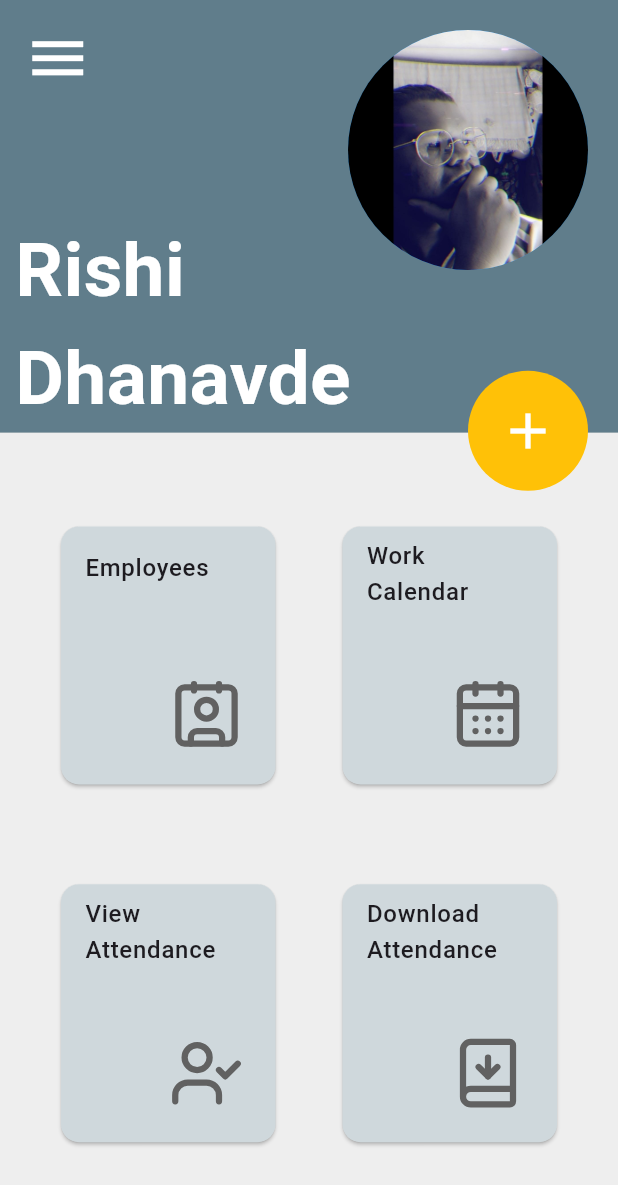
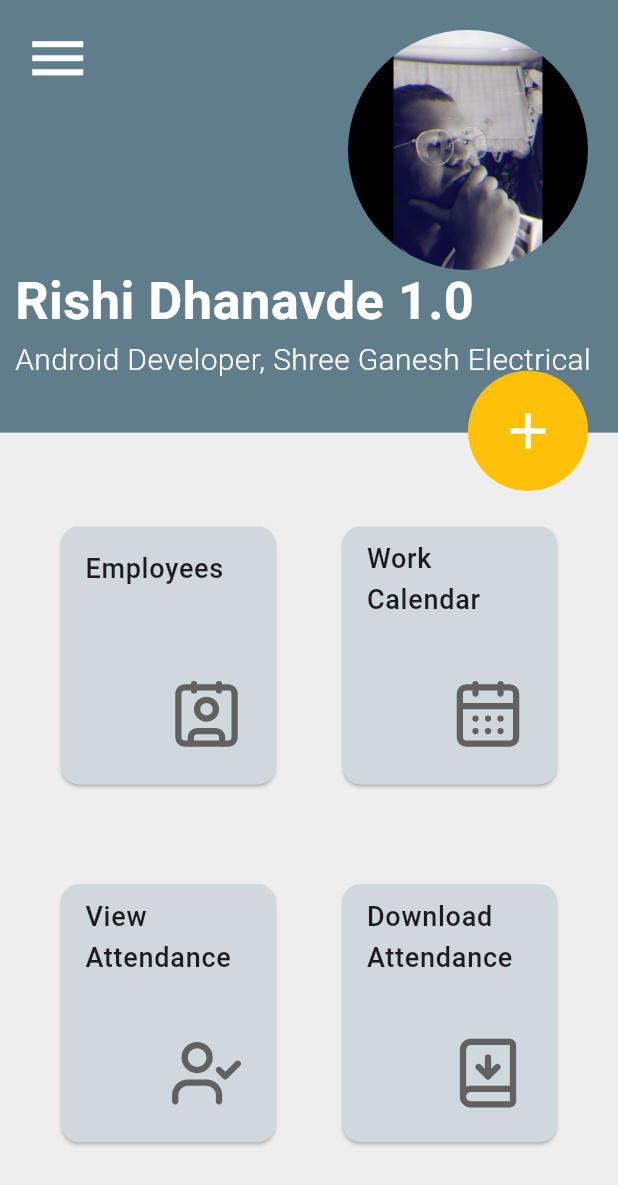
Before and after one commit to rishidhanavde/presence, a Flutter app: the Homepage screen opened by its route, on a phone screen of 412 x 824 dp. Shown: the top 1185 px of the screen. Run offline on Flutter 3.47's test engine with Material 3 defaults, Android fonts, the phone set to English and light mode, and no system bars; our stand-ins replace lucide_icons.

Commit message:
Updated homepage and profile page

```diff
--- a/lib/employer/homepage.dart
+++ b/lib/employer/homepage.dart
@@ -1,5 +1,8 @@
 import 'package:flutter/material.dart';
 import 'package:lucide_icons/lucide_icons.dart';
+
+dynamic headingFontSize;
+dynamic cardFontSize;
 
 class Homepage extends StatelessWidget {
   const Homepage({super.key});
@@ -8,6 +11,20 @@ class Homepage extends StatelessWidget {
   Widget build(BuildContext context) {
     final screenHeight = MediaQuery.sizeOf(context).height;
     final screenWidth = MediaQuery.sizeOf(context).width;
+    final textScale = MediaQuery.of(context).textScaleFactor;
+
+    void textScaleSetter() {
+      if (textScale == 1.0) {
+        headingFontSize = 35.0;
+        cardFontSize = 18.0;
+      } else if (textScale == 1.25) {
+        headingFontSize = 25.0;
+        cardFontSize = 15.0;
+      }
+    }
+
+    textScaleSetter();
+
     return Scaffold(
       backgroundColor: Colors.blueGrey.shade600,
       body: SafeArea(
@@ -54,14 +71,29 @@ class Homepage extends StatelessWidget {
                         margin: EdgeInsets.only(
                           left: 10,
                           top: screenHeight * 0.175,
+                          bottom: 2,
                         ),
-                        child: const Text(
-                          'Rishi\nDhanavde',
-                          style: TextStyle(
-                            color: Colors.white,
-                            fontSize: 50,
-                            fontWeight: FontWeight.bold,
-                          ),
+                        child: Column(
+                          crossAxisAlignment: CrossAxisAlignment.start,
+                          mainAxisAlignment: MainAxisAlignment.center,
+                          children: [
+                            Text(
+                              'Rishi Dhanavde $textScale',
+                              style: TextStyle(
+                                color: Colors.white,
+                                fontSize: headingFontSize,
+                                fontWeight: FontWeight.bold,
+                              ),
+                            ),
+                            Text(
+                              'Android Developer, Shree Ganesh Electrical',
+                              style: TextStyle(
+                                color: Colors.white,
+                                fontSize: cardFontSize+2,
+                                fontWeight: FontWeight.w300,
+                              ),
+                            ),
+                          ],
                         ),
                       ),
                     ],
@@ -80,7 +112,8 @@ class Homepage extends StatelessWidget {
                             MyCardButton(
                               titleText: 'Employees',
                               cardIcon: LucideIcons.contact,
-                              onTap: () => Navigator.pushNamed(context, 'employees'),
+                              onTap: () =>
+                                  Navigator.pushNamed(context, 'employees'),
                             ),
                             MyCardButton(
                               titleText: 'Work Calendar',
@@ -168,7 +201,10 @@ class MyCardButton extends StatelessWidget {
                 child: ListTile(
                   title: Text(
                     titleText,
-                    style: const TextStyle(fontWeight: FontWeight.w500),
+                    style: TextStyle(
+                      fontSize: cardFontSize,
+                      fontWeight: FontWeight.w500,
+                    ),
                   ),
                 ),
               ),
```
Also changed, not shown: lib/employer/edit_profile.dart (+40 -6 lines).
